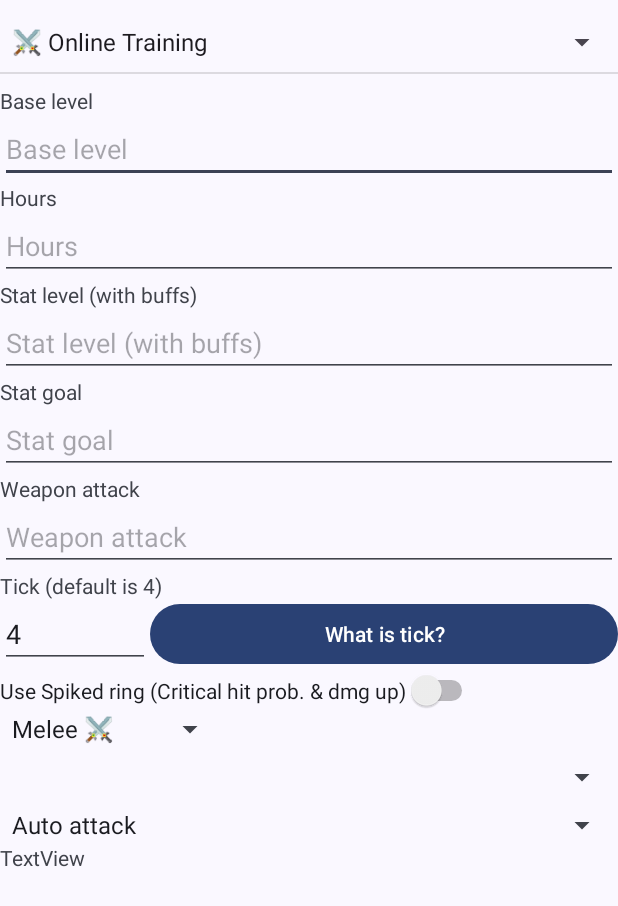
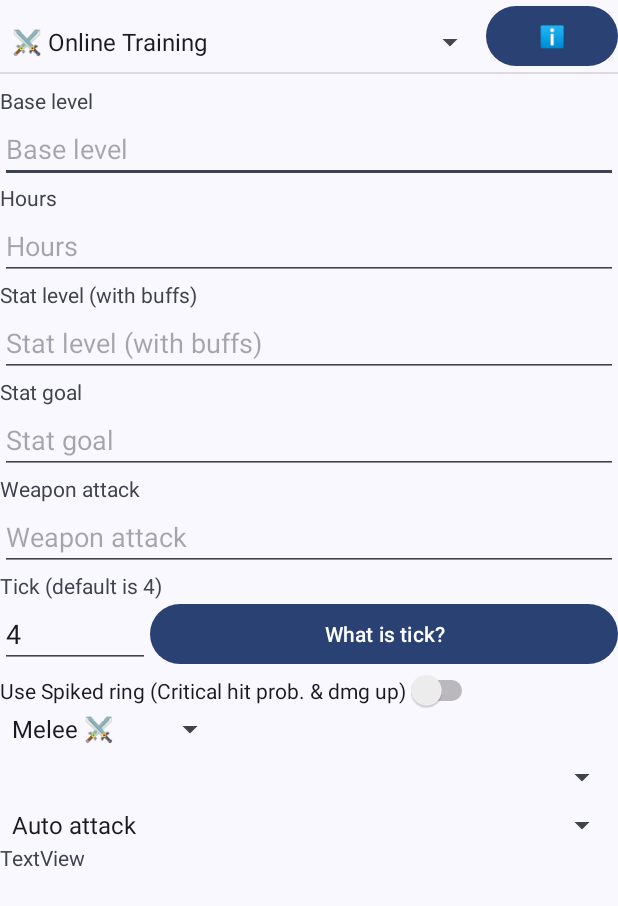
Before and after one commit to helloyanis/rucoy-calculator, an Android app built with Jetpack Compose: the layout train.xml on its own in the app's theme, with its tools: preview values and no code run, on a phone screen of 412 x 824 dp. Shown: the top 906 px of the screen. Run offline under Robolectric (Android 15) with nearby library versions, the phone set to English and light mode, and no system bars.

Commit message:
Add button + fix hebrew

```diff
--- a/src/app/src/main/res/layout/train.xml
+++ b/src/app/src/main/res/layout/train.xml
@@ -115,7 +115,7 @@
             android:entries="@array/train_methods_array"
             android:spinnerMode="dialog"
             android:theme="@style/Theme.RucoyCalculator"
-            app:layout_constraintEnd_toEndOf="parent"
+            app:layout_constraintEnd_toStartOf="@+id/showtutorial"
             app:layout_constraintStart_toStartOf="parent"
             app:layout_constraintTop_toBottomOf="@+id/divider2"
             app:layout_constraintTop_toTopOf="parent" />
@@ -230,5 +230,13 @@
             app:layout_constraintStart_toStartOf="parent"
             app:layout_constraintTop_toBottomOf="@+id/tickhelp" />
 
+        <Button
+            android:id="@+id/showtutorial"
+            android:layout_width="0dp"
+            android:layout_height="wrap_content"
+            android:text="ℹ️"
+            app:layout_constraintEnd_toEndOf="parent"
+            app:layout_constraintTop_toTopOf="parent" />
+
     </androidx.constraintlayout.widget.ConstraintLayout>
 </ScrollView>
```
Also changed, not shown: src/app/src/main/java/com/helloyanis/rucoycalculator/ui/train/TrainFragment.kt (+48 -0 lines), 1 other file.
